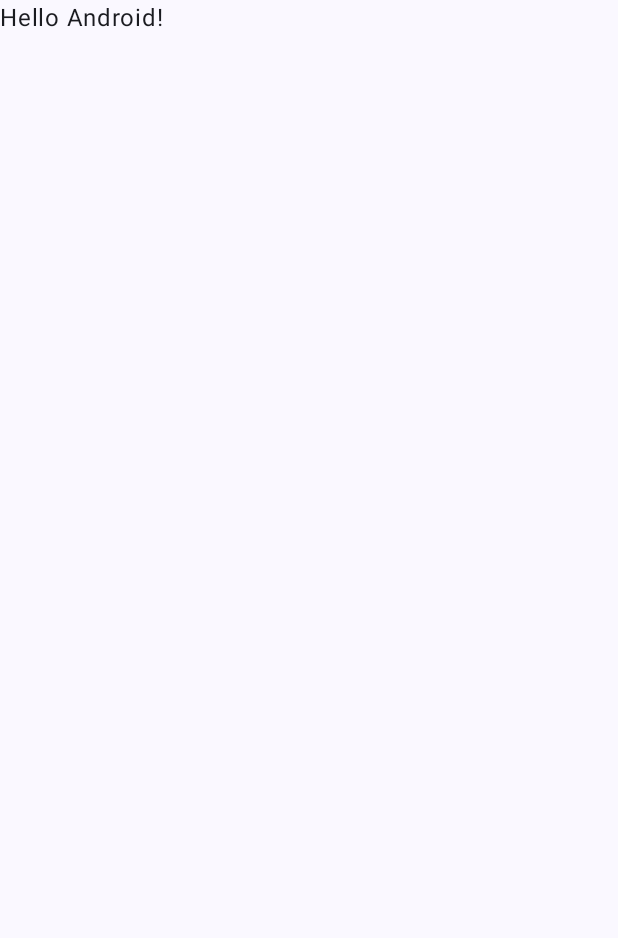
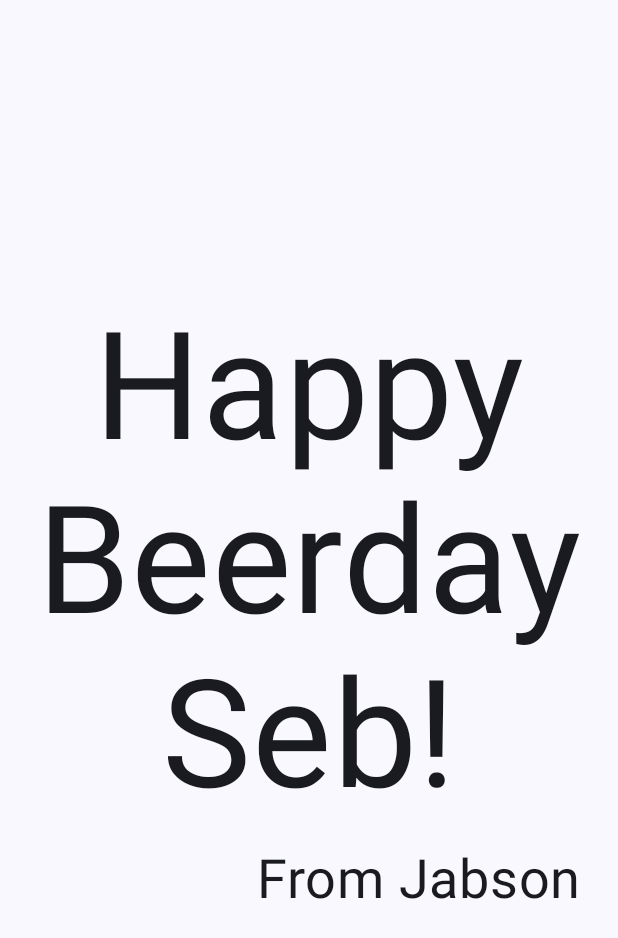
Before and after one commit to sebastian709/Practice_UI_Kotlin, an Android app built with Jetpack Compose: the screen it shows after launch (MainActivity), on a phone screen of 412 x 824 dp. Before the commit the part shown is almost empty. Shown: the top 938 px of the screen. Run offline under Robolectric (Android 15) with nearby library versions, the phone set to English and light mode, and no system bars.

Commit message:
Birthday Message

```diff
--- a/app/src/main/java/com/example/happybirthday/MainActivity.kt
+++ b/app/src/main/java/com/example/happybirthday/MainActivity.kt
@@ -4,13 +4,21 @@ import android.os.Bundle
 import androidx.activity.ComponentActivity
 import androidx.activity.compose.setContent
 import androidx.activity.enableEdgeToEdge
+import androidx.compose.foundation.layout.Arrangement
+import androidx.compose.foundation.layout.Column
 import androidx.compose.foundation.layout.fillMaxSize
 import androidx.compose.foundation.layout.padding
+import androidx.compose.material3.MaterialTheme
 import androidx.compose.material3.Scaffold
+import androidx.compose.material3.Surface
 import androidx.compose.material3.Text
 import androidx.compose.runtime.Composable
+import androidx.compose.ui.Alignment
 import androidx.compose.ui.Modifier
+import androidx.compose.ui.text.style.TextAlign
 import androidx.compose.ui.tooling.preview.Preview
+import androidx.compose.ui.unit.dp
+import androidx.compose.ui.unit.sp
 import com.example.happybirthday.ui.theme.HappyBirthdayTheme
 
 class MainActivity : ComponentActivity() {
@@ -19,10 +27,20 @@ class MainActivity : ComponentActivity() {
         enableEdgeToEdge()
         setContent {
             HappyBirthdayTheme {
-                Scaffold(modifier = Modifier.fillMaxSize()) { innerPadding ->
-                    Greeting(
-                        name = "Android",
-                        modifier = Modifier.padding(innerPadding)
+//                Scaffold(modifier = Modifier.fillMaxSize()) { innerPadding ->
+//                    Greeting(
+//                        name = "Android",
+//                        modifier = Modifier.padding(innerPadding)
+//                    )
+//                }
+                Surface(
+                    modifier = Modifier.fillMaxSize(),
+                    color = MaterialTheme.colorScheme.background
+                ) {
+                    GreetingText(
+                        message = "Happy Beerday Seb!",
+                        from = "From Jabson",
+                        modifier = Modifier.padding(8.dp)
                     )
                 }
             }
@@ -30,18 +48,45 @@ class MainActivity : ComponentActivity() {
     }
 }
 
+//@Composable
+//fun Greeting(name: String, modifier: Modifier = Modifier) {
+//    Text(
+//        text = "Hello $name!",
+//        modifier = modifier
+//    )
+//}
+
 @Composable
-fun Greeting(name: String, modifier: Modifier = Modifier) {
-    Text(
-        text = "Hello $name!",
+fun GreetingText(message: String, from: String, modifier: Modifier = Modifier){
+    Column(
+        verticalArrangement = Arrangement.Center,
         modifier = modifier
-    )
+    ) {
+        Text(
+            text = message,
+            fontSize = 100.sp,
+            lineHeight = 116.sp,
+            textAlign = TextAlign.Center
+        )
+        Text(
+            text = from,
+            fontSize = 36.sp,
+            modifier = Modifier
+                .padding(16.dp)
+                .align(alignment = Alignment.End)
+        )
+    }
 }
+
 
 @Preview(showBackground = true)
 @Composable
 fun GreetingPreview() {
     HappyBirthdayTheme {
-        Greeting("Android")
+//        Greeting("James")
+          GreetingText(
+              message = "Happy Birthday Seb!",
+              from = "From Jabson"
+          )
     }
 }
```
